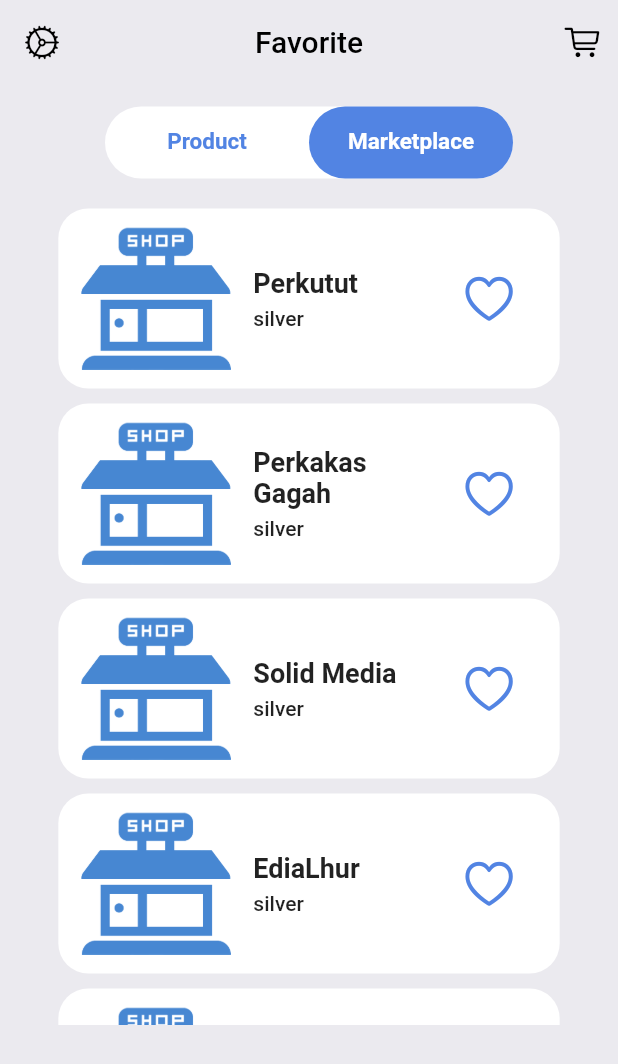
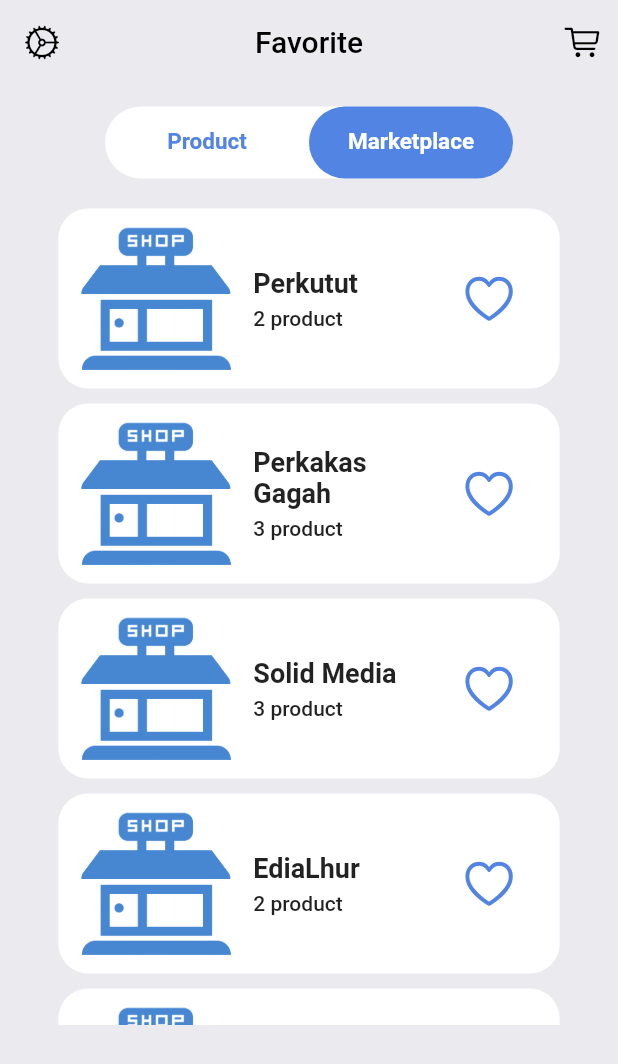
Before and after one commit to adinekinar/store_catalog_apps, a Flutter app: the favpage screen opened directly, tab 2 chosen, on a phone screen of 412 x 824 dp. Shown: the top 1064 px of the screen. Run offline on Flutter 3.47's test engine with Material 2 defaults, Android fonts, the phone set to English and light mode, and no system bars; our stand-ins replace expandable_text; network calls fail.

Commit message:
Each Product & Market Page

```diff
--- a/lib/Data/allData.dart
+++ b/lib/Data/allData.dart
@@ -1,5 +1,7 @@
 //Data User
 import 'package:flutter/cupertino.dart';
+
+List<String> storename = ['Perkutut', 'Perkakas Gagah', 'Solid Media', 'EdiaLhur', 'FM Store'];
 
 class User {
   final String username;
@@ -44,7 +46,7 @@ List<Product> products = [
   Product(
     pname: 'Bor',
     pdesc: 'Lengkap dengan kotak. Berisi mata bor 12 buah, kabel, dan alat bor.',
-    storename: 'Perkutut',
+    storename: storename[0],
     pcolor: [Color(0xFFBB1616)],
     pURL: ['asset/product/bor.png'],
     prize: 480000
@@ -52,7 +54,7 @@ List<Product> products = [
   Product(
     pname: 'Gergaji Tangan',
     pdesc: 'Gergaji Tangan 2 Mata / Gergaji Belah, ukurannya 18 INCH.',
-    storename: 'Perkakas Gagah',
+    storename: storename[1],
     pcolor: [Color(0xFFA47853)],
     pURL: ['asset/product/gergaji.png'],
     prize: 37000
@@ -60,7 +62,7 @@ List<Product> products = [
   Product(
     pname: 'Gergaji Fiber',
     pdesc: 'Gergaji tangan 2 Mata / Gergaji Belah, ukurannya 18 INCH. Dengan gagang fiber.',
-    storename: 'Solid Media',
+    storename: storename[2],
     pcolor: [Color(0xFF9AEA02)],
     pURL: ['asset/product/gergaji fiber.png'],
     prize: 57000
@@ -68,7 +70,7 @@ List<Product> products = [
   Product(
     pname: 'Gergaji Lipat',
     pdesc: 'Gergaji Lipat dapat dibawa-bawa dengan mudah kemana saja.',
-    storename: 'EdiaLhur',
+    storename: storename[3],
     pcolor: [Color(0xFFF77503)],
     pURL: ['asset/product/gergaji lipat.png'],
     prize: 50000
@@ -76,7 +78,7 @@ List<Product> products = [
   Product(
     pname: 'Gergaji Listrik',
     pdesc: 'Gergaji Listrik lengkap dengan box. Terdiri atas kabel dan alat utamanya. Bertengangan 5 Volt.',
-    storename: 'Perkakas Gagah',
+    storename: storename[1],
     pcolor: [Color(0xFF44444C)],
     pURL: ['asset/product/gergaji listrik.png'],
     prize: 255000
@@ -84,7 +86,7 @@ List<Product> products = [
   Product(
     pname: 'Gergaji Tipis',
     pdesc: 'Gergaji Tipis, dapat diugunakan untuk memotong yang lebih spesifik/rumit. Ukurannya 18 INCH.',
-    storename: 'FM store',
+    storename: storename[4],
     pcolor: [Color(0xFFF4A471)],
     pURL: ['asset/product/gergaji tipis.png'],
     prize: 46000
@@ -92,7 +94,7 @@ List<Product> products = [
   Product(
     pname: 'Kacamata Las',
     pdesc: 'Teknologi terbaru, gagang tebal dan kuat. Tahan juga terhadap sinar UV.',
-    storename: 'Solid Media',
+    storename: storename[2],
     pcolor: [Color(0xFFE09DD2)],
     pURL: ['asset/product/kacamata las.png'],
     prize: 44600
@@ -100,7 +102,7 @@ List<Product> products = [
   Product(
     pname: 'Obeng',
     pdesc: 'Obeng +. Dilengkapi magnet untuk menempelnya sekrup. Ukuran compact 7 Inch.',
-    storename: 'FM store',
+    storename: storename[4],
     pcolor: [Color(0xFF951402)],
     pURL: ['asset/product/obeng.png'],
     prize: 35000
@@ -108,7 +110,7 @@ List<Product> products = [
   Product(
     pname: 'Obeng Fiber',
     pdesc: 'Obeng tangan + plus, - minus, ukurannya 7 INCH. Dengan gagang fiber.',
-    storename: 'EdiaLhur',
+    storename: storename[3],
     pcolor: [Color(0xFF9ECE57), Color(0xFFCB3753)],
     pURL: ['asset/product/obeng fiber.png', 'asset/product/obeng fiber2.png'],
     prize: 67100
@@ -116,7 +118,7 @@ List<Product> products = [
   Product(
     pname: 'Obeng Listrik',
     pdesc: 'Obeng Listrik lengkap dengan box. Terdiri atas kabel dan alat utamanya. Bertengangan 5 Volt.',
-    storename: 'Perkutut',
+    storename: storename[0],
     pcolor: [Color(0xFFDD363C)],
     pURL: ['asset/product/obeng listrik.png'],
     prize: 293000
@@ -124,7 +126,7 @@ List<Product> products = [
   Product(
     pname: 'Obeng T',
     pdesc: 'Obeng berbentuk huruf T, lengkap dengan matanya 12 buah.',
-    storename: 'Perkakas Gagah',
+    storename: storename[1],
     pcolor: [Color(0xFFEBC502), Color(0xFFED0404)],
     pURL: ['asset/product/obeng T.png', 'asset/product/obeng T2.png'],
     prize: 18000
@@ -132,7 +134,7 @@ List<Product> products = [
   Product(
     pname: 'Tang Fiber',
     pdesc: 'Tang tangan, ukurannya 5 INCH. Dengan gagang fiber.',
-    storename: 'Solid Media',
+    storename: storename[2],
     pcolor: [Color(0xFFFDE50C)],
     pURL: ['asset/product/tang.png'],
     prize: 44800
@@ -140,7 +142,7 @@ List<Product> products = [
   Product(
     pname: 'Tang Las',
     pdesc: 'Tang untuk las, ukuran 6 inch. Gagang fiber, dengan tegangan 12 Volt.',
-    storename: 'FM store',
+    storename: storename[4],
     pcolor: [Color(0xFFFB8C52)],
     pURL: ['asset/product/tang las.png'],
     prize: 62500
--- /dev/null
+++ b/lib/Data/heartanim.dart
@@ -0,0 +1,75 @@
+import 'package:flutter/material.dart';
+
+class likeAnimationWidget extends StatefulWidget {
+  final Widget child;
+  final bool isAnimating;
+  final Duration duration;
+  final VoidCallback? ending;
+  final alwaysAnimate;
+
+  const likeAnimationWidget({
+    Key? key,
+    required this.child,
+    required this.isAnimating,
+    this.duration = const Duration(milliseconds: 150),
+    this.ending,
+    this.alwaysAnimate = false,
+  }) : super(key: key);
+
+  @override
+  _likeAnimationWidgetState createState() => _likeAnimationWidgetState();
+}
+
+class _likeAnimationWidgetState extends State<likeAnimationWidget> with SingleTickerProviderStateMixin {
+  late AnimationController _controller;
+  late Animation<double> _scale;
+
+  @override
+  void initState() {
+    super.initState();
+
+    final halfDuration = widget.duration.inMilliseconds ~/ 2;
+    _controller = AnimationController(
+      vsync: this,
+      duration: Duration(milliseconds: halfDuration),
+    );
+
+    _scale = Tween<double>(begin: 1, end: 1.2).animate(_controller);
+  }
+
+  @override
+  void didUpdateWidget(covariant likeAnimationWidget oldWidget) {
+    super.didUpdateWidget(oldWidget);
+
+    if (widget.isAnimating != oldWidget.isAnimating) {
+      doingAnimation();
+    }
+  }
+
+  Future doingAnimation() async {
+    if(widget.isAnimating || widget.alwaysAnimate) {
+      await _controller.forward();
+      await _controller.reverse();
+      await Future.delayed(Duration(milliseconds: 400));
+
+      if (widget.ending != null) {
+        widget.ending!();
+      }
+    }
+  }
+
+  @override
+  void dispose() {
+    _controller.dispose();
+
+    super.dispose();
+  }
+
+  @override
+  Widget build(BuildContext context) {
+    return ScaleTransition(
+      child: widget.child,
+      scale: _scale,
+    );
+  }
+}
--- a/lib/TabPage/favoritePage.dart
+++ b/lib/TabPage/favoritePage.dart
@@ -1,8 +1,10 @@
 import 'package:flutter/cupertino.dart';
 import 'package:flutter/material.dart';
 import 'package:store_catalog_apps/Cart/cart.dart';
+import 'package:store_catalog_apps/Cart/eachmarketpg.dart';
 import 'package:store_catalog_apps/Cart/eachproductpg.dart';
 import 'package:store_catalog_apps/Data/allData.dart';
+import 'package:store_catalog_apps/Data/heartanim.dart';
 
 class favpage extends StatefulWidget {
   const favpage({Key? key}) : super(key: key);
@@ -14,12 +16,21 @@ class favpage extends StatefulWidget {
 class _favpageState extends State<favpage> {
   @override
   Widget build(BuildContext context) {
+
     return DefaultTabController(
       length: 2,
       child: Scaffold(
         backgroundColor: Color(0xFFEBEAEF),
         appBar: buildAppBar(),
-        body: Column(
+        body: buildBody(context),
+      ),
+    );
+  }
+
+  //Body
+  Column buildBody(BuildContext context) {
+
+    return Column(
         children: [
           Padding(
             padding: const EdgeInsets.symmetric(horizontal: 70, vertical: 15),
@@ -64,12 +75,15 @@ class _favpageState extends State<favpage> {
                 CustomScrollView(
                   slivers: [
                     SliverList(
-                        delegate: SliverChildListDelegate(
-                          products.map((e) => ListFavoriteMP(
-                            title: e.storename,
-                            storename: 'silver',
-                            urlproduct: 'store.png',
-                          )).toList(),
+                      delegate: SliverChildBuilderDelegate(
+                          (context, index) {
+                            final storenme = products.where((e) => e.storename == storename[index]).toList();
+                            return ListFavoriteMP(
+                              stores: storenme.length,
+                              index: index,
+                            );
+                          },
+                        childCount: storename.length
                       ),
                     ),
                   ],
@@ -78,11 +92,10 @@ class _favpageState extends State<favpage> {
             ),
           ),
         ],
-        ),
-      ),
       );
   }
 
+  //Appbar
   AppBar buildAppBar() {
     return AppBar(
         title: Text(
@@ -111,18 +124,24 @@ class _favpageState extends State<favpage> {
   }
 }
 
-class ProdDetailArguments {
-  final Product product;
-
-  ProdDetailArguments({required this.product});
-}
-
-class ListFavoriteProd extends StatelessWidget {
+//Each Container of product
+class ListFavoriteProd extends StatefulWidget {
   const ListFavoriteProd({Key? key, required this.product}) : super(key: key);
   final Product product;
 
   @override
+  _ListFavoriteProdState createState() => _ListFavoriteProdState();
+}
+
+class _ListFavoriteProdState extends State<ListFavoriteProd> {
+
+  bool isLiked = false;
+
+  @override
   Widget build(BuildContext context) {
+    final icon = isLiked ? CupertinoIcons.heart_fill : CupertinoIcons.heart;
+    final colorIcon = isLiked ? Colors.redAccent : Color(0xFF5284E3);
+
     return MaterialButton(
       child: Container(
         margin: EdgeInsets.symmetric(vertical: 5),
@@ -136,27 +155,35 @@ class ListFavoriteProd extends StatelessWidget {
             Container(
                 margin: const EdgeInsets.symmetric(horizontal: 15, vertical: 10),
                 height: 100, width: 100,
-                child: Image.asset(product.pURL[0]),
+                child: Image.asset(widget.product.pURL[0]),
             ),
             Expanded(
               child: Column(
                 crossAxisAlignment: CrossAxisAlignment.start,
                 children: [
                   Text(
-                    product.pname,
+                    widget.product.pname,
                     style: TextStyle(fontSize: 18, fontWeight: FontWeight.bold),
                   ),
                   SizedBox(height: 5,),
-                  Text(product.storename)
+                  Text(widget.product.storename)
                 ],
               ),
             ),
             Container(
               margin: const EdgeInsets.symmetric(horizontal: 20),
+              child: likeAnimationWidget(
+                isAnimating: isLiked,
+                alwaysAnimate: true,
                 child: IconButton(
-                icon: Icon(CupertinoIcons.heart, color: Color(0xFF5284E3),),
-                iconSize: 38,
-                onPressed: () {},
+                  icon: Icon(icon, color: colorIcon, size: 38,),
+                  //iconSize: 38,
+                  onPressed: () {
+                    setState(() {
+                      isLiked = !isLiked;
+                    });
+                  },
+                ),
               ),
             ),
           ],
@@ -165,21 +192,33 @@ class ListFavoriteProd extends StatelessWidget {
       onPressed: () {
         Navigator.push(
           context,
-          MaterialPageRoute(builder: (context) => eachProductPg(product: product,)),
+          MaterialPageRoute(builder: (context) => eachProductPg(product: widget.product,)),
         );
       },
     );
   }
 }
 
-class ListFavoriteMP extends StatelessWidget {
-  const ListFavoriteMP({Key? key, required this.title, required this.storename, required this.urlproduct}) : super(key: key);
-  final String title;
-  final String storename;
-  final String urlproduct;
+//Each Container of market
+class ListFavoriteMP extends StatefulWidget {
+  const ListFavoriteMP({Key? key, required this.stores, required this.index}) : super(key: key);
+  final int stores;
+  final int index;
+
+  @override
+  _ListFavoriteMPState createState() => _ListFavoriteMPState();
+}
+
+class _ListFavoriteMPState extends State<ListFavoriteMP> {
+
+  bool isLiked = false;
 
   @override
   Widget build(BuildContext context) {
+    final icon = isLiked ? CupertinoIcons.heart_fill : CupertinoIcons.heart;
+    final colorIcon = isLiked ? Colors.redAccent : Color(0xFF5284E3);
+    String sname;
+
     return MaterialButton(
       child: Container(
         margin: EdgeInsets.symmetric(vertical: 5),
@@ -193,33 +232,46 @@ class ListFavoriteMP extends StatelessWidget {
             Container(
                 margin: const EdgeInsets.symmetric(horizontal: 15, vertical: 10),
                 height: 100, width: 100,
-                child: Image.asset('asset/product/'+urlproduct)
+                child: Image.asset('asset/product/store.png')
             ),
             Expanded(
               child: Column(
                 crossAxisAlignment: CrossAxisAlignment.start,
                 children: [
                   Text(
-                    title,
+                     sname = storename[widget.index],
                     style: TextStyle(fontSize: 18, fontWeight: FontWeight.bold),
                   ),
                   SizedBox(height: 5,),
-                  Text(storename)
+                  Text('${widget.stores} product')
                 ],
               ),
             ),
             Container(
               margin: const EdgeInsets.symmetric(horizontal: 20),
+              child: likeAnimationWidget(
+                isAnimating: isLiked,
+                alwaysAnimate: true,
                 child: IconButton(
-                icon: Icon(CupertinoIcons.heart, color: Color(0xFF5284E3),),
+                  icon: Icon(icon, color: colorIcon,),
                   iconSize: 38,
-                onPressed: () {},
+                  onPressed: () {
+                    setState(() {
+                      isLiked = !isLiked;
+                    });
+                  },
+                ),
               ),
             ),
           ],
         ),
       ),
-      onPressed: () {},
+      onPressed: () {
+        Navigator.push(
+            context,
+            MaterialPageRoute(builder: (context) => eachMarketPg(storename: sname, productamount: widget.stores,))
+        );
+      },
     );
   }
 }
```
Also changed, not shown: lib/Cart/eachmarketpg.dart (added, +128 -0 lines), lib/Cart/eachproductpg.dart (+38 -20 lines), lib/TabPage/searchPage.dart (+21 -0 lines). Lines whose indentation alone changed are shown as unchanged.
